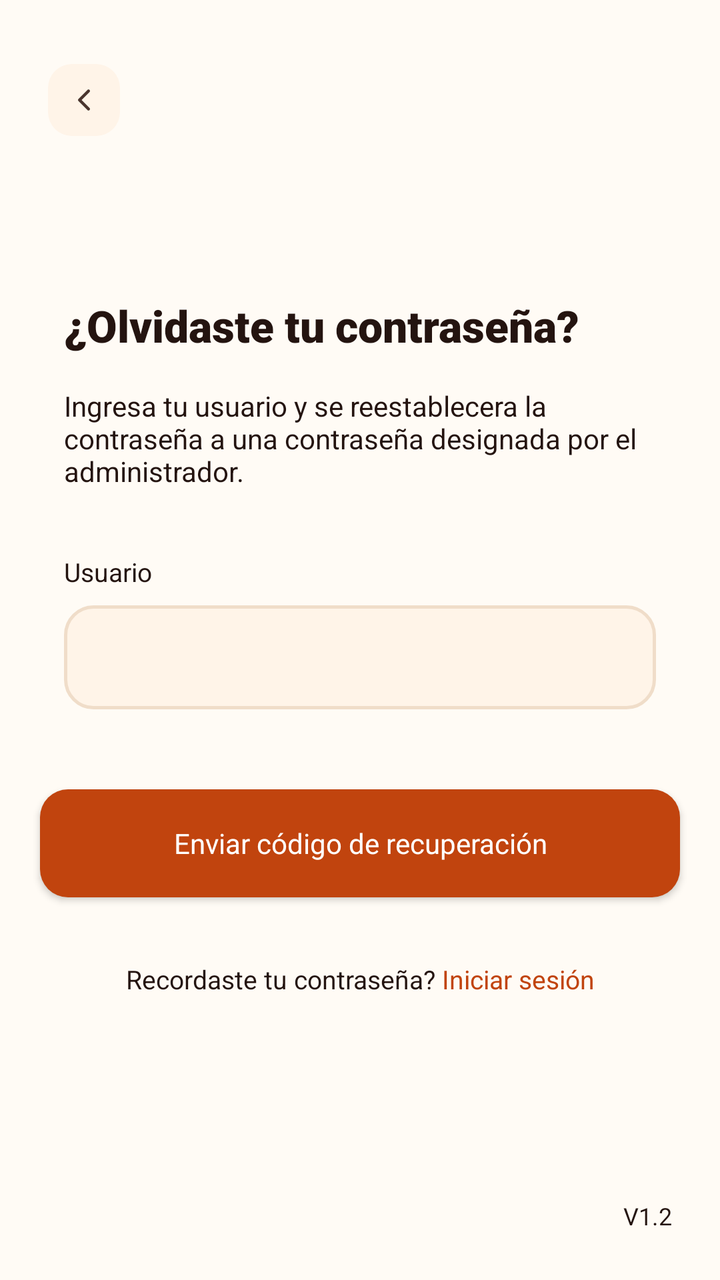
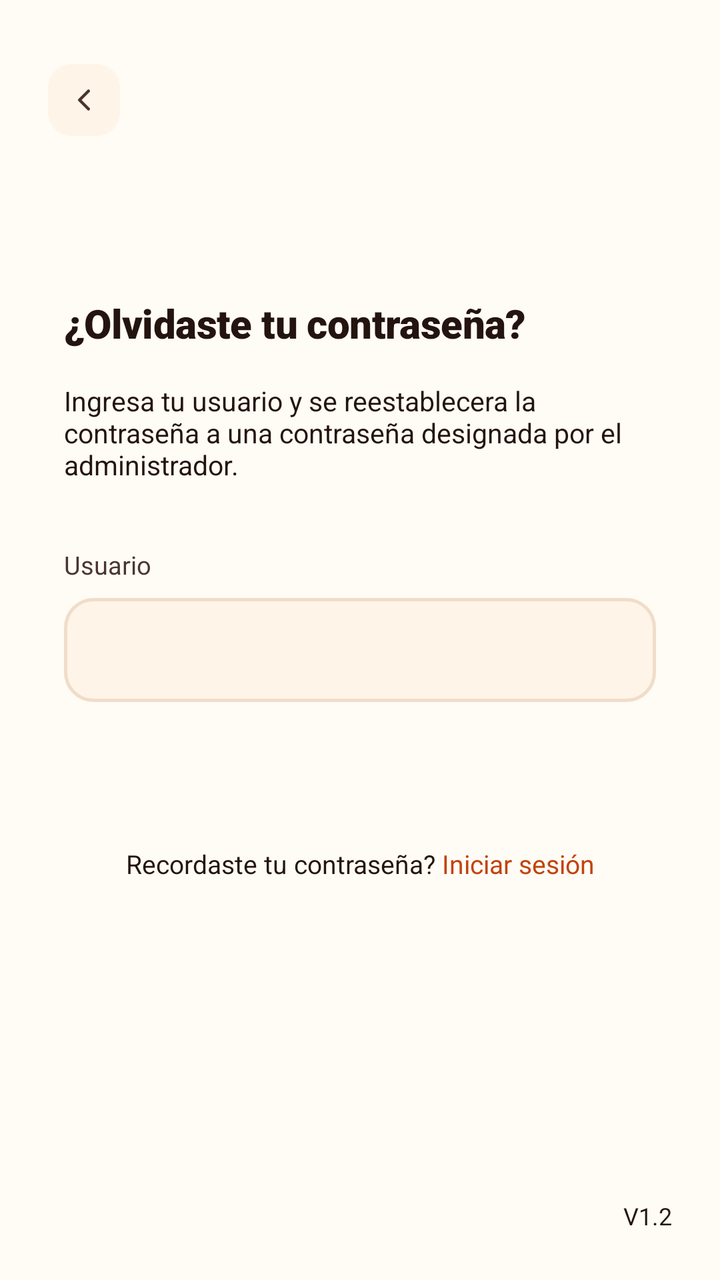

Screens rendered from an Android XML layout before and after an edit, with the pre-edit source and the edit as a unified diff.
<!-- AndroidManifest.xml: application theme Theme.Pollogithub -->
<!-- res/layout/activity_recuperar_password.xml -->
<?xml version="1.0" encoding="utf-8"?>
<androidx.constraintlayout.widget.ConstraintLayout xmlns:android="http://schemas.android.com/apk/res/android"
    xmlns:app="http://schemas.android.com/apk/res-auto"
    xmlns:tools="http://schemas.android.com/tools"
    android:layout_width="match_parent"
    android:layout_height="match_parent"
    android:background="@color/paper_50"
    tools:context=".RecuperarPasswordActivity">

    
    <ImageButton
        android:id="@+id/btnBack"
        android:layout_width="36dp"
        android:layout_height="36dp"
        android:layout_marginStart="24dp"
        android:layout_marginTop="32dp"
        android:background="@drawable/bg_back_btn"
        android:contentDescription="Volver"
        android:src="@drawable/ic_back_arrow"
        app:layout_constraintStart_toStartOf="parent"
        app:layout_constraintTop_toTopOf="parent" />

    
    <TextView
        android:id="@+id/tvTitle"
        android:layout_width="0dp"
        android:layout_height="wrap_content"
        android:layout_marginTop="80dp"
        android:layout_marginHorizontal="32dp"
        android:fontFamily="sans-serif-black"
        android:text="¿Olvidaste tu contraseña?"
        android:textColor="@color/char_900"
        android:textSize="22sp"
        app:layout_constraintEnd_toEndOf="parent"
        app:layout_constraintStart_toStartOf="parent"
        app:layout_constraintTop_toBottomOf="@id/btnBack" />

    
    <TextView
        android:id="@+id/tvDesc"
        android:layout_width="0dp"
        android:layout_height="wrap_content"
        android:layout_marginTop="16dp"
        android:layout_marginHorizontal="32dp"
        android:fontFamily="sans-serif"
        android:text="Ingresa tu usuario y se reestablecera la contraseña a una contraseña designada por el administrador."
        android:textColor="@color/char_900"
        android:textSize="14sp"
        app:layout_constraintEnd_toEndOf="parent"
        app:layout_constraintStart_toStartOf="parent"
        app:layout_constraintTop_toBottomOf="@id/tvTitle" />

    
    <TextView
        android:id="@+id/lblUser"
        android:layout_width="wrap_content"
        android:layout_height="wrap_content"
        android:layout_marginTop="32dp"
        android:layout_marginStart="32dp"
        android:fontFamily="sans-serif-bold"
        android:text="Usuario"
        android:textColor="@color/char_900"
        android:textSize="13sp"
        app:layout_constraintStart_toStartOf="parent"
        app:layout_constraintTop_toBottomOf="@id/tvDesc" />

    
    <EditText
        android:id="@+id/etUser"
        android:layout_width="0dp"
        android:layout_height="52dp"
        android:layout_marginTop="8dp"
        android:layout_marginHorizontal="32dp"
        android:background="@drawable/bg_input_field"
        android:fontFamily="sans-serif"
        android:importantForAutofill="no"
        android:inputType="textPersonName"
        android:paddingHorizontal="16dp"
        android:textColor="@color/char_900"
        android:textSize="15sp"
        app:layout_constraintEnd_toEndOf="parent"
        app:layout_constraintStart_toStartOf="parent"
        app:layout_constraintTop_toBottomOf="@id/lblUser" />

    
    <androidx.appcompat.widget.AppCompatButton
        android:id="@+id/btnSendCode"
        android:layout_width="0dp"
        android:layout_height="54dp"
        android:layout_marginTop="40dp"
        android:layout_marginHorizontal="20dp"
        android:background="@drawable/bg_button_primary"
        android:fontFamily="sans-serif-bold"
        android:text="Enviar código de recuperación"
        android:textAllCaps="false"
        android:textColor="@color/white"
        android:textSize="14sp"
        app:layout_constraintEnd_toEndOf="parent"
        app:layout_constraintStart_toStartOf="parent"
        app:layout_constraintTop_toBottomOf="@id/etUser" />

    
    <LinearLayout
        android:layout_width="wrap_content"
        android:layout_height="wrap_content"
        android:layout_marginTop="32dp"
        android:orientation="horizontal"
        app:layout_constraintEnd_toEndOf="parent"
        app:layout_constraintStart_toStartOf="parent"
        app:layout_constraintTop_toBottomOf="@id/btnSendCode">

        <TextView
            android:layout_width="wrap_content"
            android:layout_height="wrap_content"
            android:fontFamily="sans-serif"
            android:text="Recordaste tu contraseña? "
            android:textColor="@color/char_900"
            android:textSize="13sp" />

        <TextView
            android:id="@+id/tvLogin"
            android:layout_width="wrap_content"
            android:layout_height="wrap_content"
            android:fontFamily="sans-serif-bold"
            android:text="Iniciar sesión"
            android:textColor="@color/ember_600"
            android:textSize="13sp" />
    </LinearLayout>

    <TextView
        android:layout_width="wrap_content"
        android:layout_height="wrap_content"
        android:layout_margin="24dp"
        android:text="V1.2"
        android:textColor="@color/char_900"
        android:textSize="12sp"
        app:layout_constraintBottom_toBottomOf="parent"
        app:layout_constraintEnd_toEndOf="parent" />

</androidx.constraintlayout.widget.ConstraintLayout>
<!-- resources referenced by this layout -->
<resources>
  <!-- unchanged entries left out for length: 15 -->
</resources>

<!-- the commit's change to res/layout/activity_recuperar_password.xml (unified diff, before → after) -->
@@ -10,27 +10,21 @@
     
     <ImageButton
         android:id="@+id/btnBack"
-        android:layout_width="36dp"
-        android:layout_height="36dp"
-        android:layout_marginStart="24dp"
-        android:layout_marginTop="32dp"
-        android:background="@drawable/bg_back_btn"
-        android:contentDescription="Volver"
-        android:src="@drawable/ic_back_arrow"
+        style="@style/Widget.Pollo.Button.Back"
+        android:layout_marginStart="@dimen/spacing_2xl"
+        android:layout_marginTop="@dimen/spacing_3xl"
         app:layout_constraintStart_toStartOf="parent"
         app:layout_constraintTop_toTopOf="parent" />
 
     
     <TextView
         android:id="@+id/tvTitle"
+        android:textAppearance="@style/TextAppearance.Pollo.Title.Large"
         android:layout_width="0dp"
         android:layout_height="wrap_content"
         android:layout_marginTop="80dp"
-        android:layout_marginHorizontal="32dp"
-        android:fontFamily="sans-serif-black"
+        android:layout_marginHorizontal="@dimen/spacing_3xl"
         android:text="¿Olvidaste tu contraseña?"
-        android:textColor="@color/char_900"
-        android:textSize="22sp"
         app:layout_constraintEnd_toEndOf="parent"
         app:layout_constraintStart_toStartOf="parent"
         app:layout_constraintTop_toBottomOf="@id/btnBack" />
@@ -38,14 +32,12 @@
     
     <TextView
         android:id="@+id/tvDesc"
+        android:textAppearance="@style/TextAppearance.Pollo.Body.Dark"
         android:layout_width="0dp"
         android:layout_height="wrap_content"
-        android:layout_marginTop="16dp"
-        android:layout_marginHorizontal="32dp"
-        android:fontFamily="sans-serif"
+        android:layout_marginTop="@dimen/spacing_l"
+        android:layout_marginHorizontal="@dimen/spacing_3xl"
         android:text="Ingresa tu usuario y se reestablecera la contraseña a una contraseña designada por el administrador."
-        android:textColor="@color/char_900"
-        android:textSize="14sp"
         app:layout_constraintEnd_toEndOf="parent"
         app:layout_constraintStart_toStartOf="parent"
         app:layout_constraintTop_toBottomOf="@id/tvTitle" />
@@ -53,31 +45,27 @@
     
     <TextView
         android:id="@+id/lblUser"
+        android:textAppearance="@style/TextAppearance.Pollo.Label.Bold"
         android:layout_width="wrap_content"
         android:layout_height="wrap_content"
-        android:layout_marginTop="32dp"
-        android:layout_marginStart="32dp"
-        android:fontFamily="sans-serif-bold"
+        android:layout_marginTop="@dimen/spacing_3xl"
+        android:layout_marginStart="@dimen/spacing_3xl"
         android:text="Usuario"
-        android:textColor="@color/char_900"
-        android:textSize="13sp"
         app:layout_constraintStart_toStartOf="parent"
         app:layout_constraintTop_toBottomOf="@id/tvDesc" />
 
     
     <EditText
         android:id="@+id/etUser"
+        style="@style/Widget.Pollo.EditText"
+        android:background="@drawable/bg_input_field"
         android:layout_width="0dp"
-        android:layout_height="52dp"
-        android:layout_marginTop="8dp"
-        android:layout_marginHorizontal="32dp"
-        android:background="@drawable/bg_input_field"
-        android:fontFamily="sans-serif"
+        android:layout_height="@dimen/input_height"
+        android:layout_marginTop="@dimen/spacing_s"
+        android:layout_marginHorizontal="@dimen/spacing_3xl"
         android:importantForAutofill="no"
         android:inputType="textPersonName"
-        android:paddingHorizontal="16dp"
-        android:textColor="@color/char_900"
-        android:textSize="15sp"
+        android:paddingHorizontal="@dimen/spacing_l"
         app:layout_constraintEnd_toEndOf="parent"
         app:layout_constraintStart_toStartOf="parent"
         app:layout_constraintTop_toBottomOf="@id/lblUser" />
@@ -85,16 +73,11 @@
     
     <androidx.appcompat.widget.AppCompatButton
         android:id="@+id/btnSendCode"
+        style="@style/Widget.Pollo.Button.Primary.Hero"
         android:layout_width="0dp"
-        android:layout_height="54dp"
-        android:layout_marginTop="40dp"
-        android:layout_marginHorizontal="20dp"
-        android:background="@drawable/bg_button_primary"
-        android:fontFamily="sans-serif-bold"
+        android:layout_marginTop="@dimen/spacing_4xl"
+        android:layout_marginHorizontal="@dimen/spacing_xl"
         android:text="Enviar código de recuperación"
-        android:textAllCaps="false"
-        android:textColor="@color/white"
-        android:textSize="14sp"
         app:layout_constraintEnd_toEndOf="parent"
         app:layout_constraintStart_toStartOf="parent"
         app:layout_constraintTop_toBottomOf="@id/etUser" />
<!-- resource entries referenced after the edit -->
@@ -1,5 +1,81 @@
 <!-- resources referenced by this layout -->
 <resources>
+  <dimen name="input_height">52dp</dimen>
+  <dimen name="spacing_2xl">24dp</dimen>
+  <dimen name="spacing_3xl">32dp</dimen>
+  <dimen name="spacing_4xl">40dp</dimen>
+  <dimen name="spacing_l">16dp</dimen>
+  <dimen name="spacing_s">8dp</dimen>
+  <dimen name="spacing_xl">20dp</dimen>
+  <style name="TextAppearance.Pollo.Body.Dark" parent="TextAppearance.Pollo.Body">
+          <item name="android:textColor">@color/char_900</item>
+      </style>
+  <style name="TextAppearance.Pollo.Label.Bold" parent="TextAppearance.Pollo.Label">
+          <item name="android:fontFamily">sans-serif-bold</item>
+          <item name="android:textColor">@color/char_700</item>
+      </style>
+  <style name="TextAppearance.Pollo.Title.Large" parent="TextAppearance.Pollo.Title">
+          <item name="android:fontFamily">sans-serif-black</item>
+          <item name="android:textColor">@color/char_900</item>
+          <item name="android:textSize">@dimen/text_size_title_large</item>
+          <item name="android:letterSpacing">-0.01</item>
+      </style>
+  <style name="Widget.Pollo.Button.Back" parent="Widget.Pollo">
+          <item name="android:layout_width">@dimen/btn_icon_size_small</item>
+          <item name="android:layout_height">@dimen/btn_icon_size_small</item>
+          <item name="android:background">@drawable/bg_back_btn</item>
+          <item name="android:src">@drawable/ic_back_arrow</item>
+          <item name="android:scaleType">centerInside</item>
+          <item name="android:contentDescription">@string/content_desc_back</item>
+      </style>
+  <style name="Widget.Pollo.Button.Primary.Hero" parent="Widget.Pollo.Button.Primary">
+          <item name="android:minHeight">@dimen/btn_height_hero</item>
+          <item name="android:textSize">15.5sp</item>
+          <item name="android:elevation">@dimen/elevation_medium</item>
+      </style>
+  <style name="Widget.Pollo.EditText" parent="Widget.Pollo">
+          <item name="android:background">@null</item>
+          <item name="android:fontFamily">sans-serif</item>
+          <item name="android:textColor">@color/char_900</item>
+          <item name="android:textColorHint">@color/placeholder_text</item>
+          <item name="android:textSize">@dimen/text_size_body</item>
+          <item name="android:layout_width">match_parent</item>
+          <item name="android:layout_height">match_parent</item>
+      </style>
+  <style name="TextAppearance.Pollo.Body" parent="TextAppearance.Pollo">
+          <item name="android:fontFamily">sans-serif</item>
+          <item name="android:textColor">@color/char_700</item>
+          <item name="android:textSize">@dimen/text_size_body</item>
+      </style>
+  <style name="TextAppearance.Pollo.Label" parent="TextAppearance.Pollo">
+          <item name="android:fontFamily">sans-serif-medium</item>
+          <item name="android:textColor">@color/char_700</item>
+          <item name="android:textSize">@dimen/text_size_label</item>
+      </style>
+  <style name="TextAppearance.Pollo.Title" parent="TextAppearance.Pollo" />
+  <dimen name="text_size_title_large">20sp</dimen>
+  <style name="Widget.Pollo" parent="" />
+  <dimen name="btn_icon_size_small">36dp</dimen>
+  <string name="content_desc_back">Volver</string>
+  <style name="Widget.Pollo.Button.Primary" parent="Widget.Pollo.Button">
+          <item name="android:background">@drawable/bg_button_primary</item>
+          <item name="android:fontFamily">sans-serif-bold</item>
+          <item name="android:textColor">@color/white</item>
+          <item name="android:textSize">@dimen/text_size_btn_primary</item>
+          <item name="android:textAllCaps">false</item>
+          <item name="android:paddingHorizontal">@dimen/spacing_xl</item>
+          <item name="android:minHeight">@dimen/btn_height_primary</item>
+          <item name="android:stateListAnimator">@null</item>
+      </style>
+  <dimen name="btn_height_hero">54dp</dimen>
+  <dimen name="elevation_medium">4dp</dimen>
+  <color name="placeholder_text">#C2A892</color>
+  <dimen name="text_size_body">13.5sp</dimen>
+  <style name="TextAppearance.Pollo" parent="android:TextAppearance" />
+  <dimen name="text_size_label">12.5sp</dimen>
+  <style name="Widget.Pollo.Button" parent="Widget.AppCompat.Button" />
+  <dimen name="text_size_btn_primary">15sp</dimen>
+  <dimen name="btn_height_primary">52dp</dimen>
   <!-- unchanged entries left out for length: 15 -->
 </resources>
 
